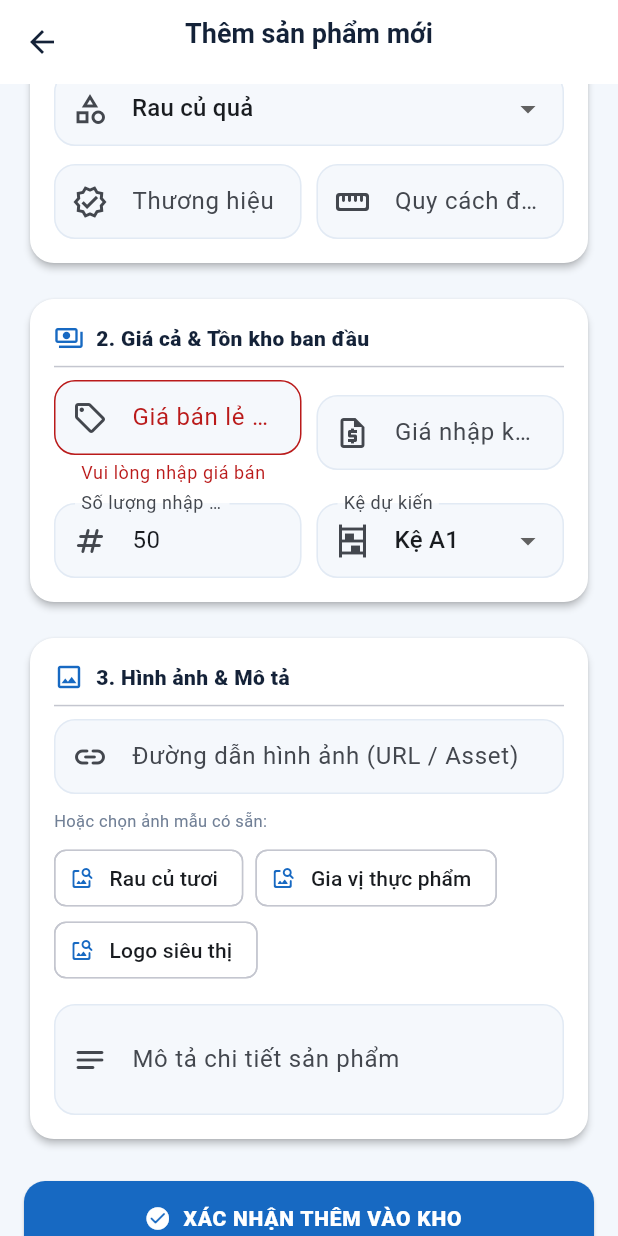
After one commit to lequangkiethd1bongson-dev/store_fe, a Flutter app: the KhoAddProductScreen screen opened directly, scrolled down 430 dp, after a tap on "XÁC NHẬN THÊM VÀO KHO", on a phone screen of 412 x 824 dp. The commit adds this screen. Run offline on Flutter 3.47's test engine with Material 3 defaults, Android fonts, the phone set to English and light mode, and no system bars; our stand-ins replace shared_preferences; missing offline and left inert: mobile_scanner; accounts and stored records are empty; network calls fail.

Commit message:
Them UI them san pham NVQL Kho

```diff
--- a/lib/core/constants/api_constants.dart
+++ b/lib/core/constants/api_constants.dart
@@ -18,7 +18,8 @@ class ApiConstants {
   /// `10.0.2.2` là địa chỉ máy tính khi chạy trên máy ảo android.
   /// chạy trên điện thoại thật thì đổi thành ip lan của máy chạy backend,
   /// ví dụ `http://192.168.1.10:8080/api`.
-  static const String baseUrl = 'http://10.0.2.2:8080/api';
+  ///static const String baseUrl = 'http://10.0.2.2:8080/api';
+  static const String baseUrl = 'http://192.168.1.25:8080/api';
 
   /// thời gian chờ tối đa cho một yêu cầu http.
   static const Duration timeout = Duration(seconds: 15);
--- /dev/null
+++ b/lib/kho_addproduct.dart
@@ -0,0 +1,3 @@
+library kho_addproduct;
+
+export 'screens/kho_addproduct.dart';
--- /dev/null
+++ b/lib/screens/kho_addproduct.dart
@@ -0,0 +1,522 @@
+import 'dart:math';
+import 'package:flutter/material.dart';
+
+import '../models/product.dart';
+import '../state/staff_controller.dart';
+import '../theme/app_theme.dart';
+
+/// Giao diện dành riêng cho Nhân viên Quản lý Kho thêm sản phẩm mới vào hệ thống.
+class KhoAddProductScreen extends StatefulWidget {
+  const KhoAddProductScreen({
+    this.controller,
+    this.onProductAdded,
+    super.key,
+  });
+
+  final StaffController? controller;
+  final ValueChanged<Product>? onProductAdded;
+
+  @override
+  State<KhoAddProductScreen> createState() => _KhoAddProductScreenState();
+}
+
+class _KhoAddProductScreenState extends State<KhoAddProductScreen> {
+  final _formKey = GlobalKey<FormState>();
+
+  // Controllers
+  final _nameController = TextEditingController();
+  final _barcodeController = TextEditingController();
+  final _brandController = TextEditingController();
+  final _packageSizeController = TextEditingController();
+  final _sellingPriceController = TextEditingController();
+  final _importPriceController = TextEditingController();
+  final _initialQuantityController = TextEditingController(text: '50');
+  final _descriptionController = TextEditingController();
+  final _imageUrlController = TextEditingController();
+
+  String _selectedCategory = 'Rau củ quả';
+  String _selectedShelf = 'A1';
+  bool _isSubmitting = false;
+
+  static const _categories = [
+    'Rau củ quả',
+    'Sữa & chế phẩm',
+    'Nước giải khát',
+    'Thịt tươi sống',
+    'Gia vị & Đồ khô',
+    'Thực phẩm đông lạnh',
+    'Hàng tiêu dùng',
+  ];
+
+  static const _shelves = ['A1', 'A2', 'A3', 'B1', 'B2', 'B3', 'C1', 'C2', 'C3'];
+
+  // Image presets for quick selection
+  static const _presetImages = [
+    {'name': 'Rau củ tươi', 'url': 'assets/images/bannerThit.png'},
+    {'name': 'Gia vị thực phẩm', 'url': 'assets/images/banner_giavi.png'},
+    {'name': 'Logo siêu thị', 'url': 'assets/images/logosieuthi.png'},
+  ];
+
+  @override
+  void initState() {
+    super.initState();
+    _generateRandomBarcode();
+  }
+
+  @override
+  void dispose() {
+    _nameController.dispose();
+    _barcodeController.dispose();
+    _brandController.dispose();
+    _packageSizeController.dispose();
+    _sellingPriceController.dispose();
+    _importPriceController.dispose();
+    _initialQuantityController.dispose();
+    _descriptionController.dispose();
+    _imageUrlController.dispose();
+    super.dispose();
+  }
+
+  void _generateRandomBarcode() {
+    final random = Random();
+    final code = ' ';
+    setState(() {
+      _barcodeController.text = code;
+    });
+  }
+
+  Future<void> _submitForm() async {
+    if (_isSubmitting || !_formKey.currentState!.validate()) return;
+
+    setState(() => _isSubmitting = true);
+
+    await Future<void>.delayed(const Duration(milliseconds: 350));
+
+    final name = _nameController.text.trim();
+    final barcode = _barcodeController.text.trim();
+    final brand = _brandController.text.trim();
+    final packageSize = _packageSizeController.text.trim();
+    final description = _descriptionController.text.trim();
+    final imageUrl = _imageUrlController.text.trim().isEmpty
+        ? 'assets/images/logosieuthi.png'
+        : _imageUrlController.text.trim();
+
+    final sellingPrice = int.tryParse(_sellingPriceController.text.replaceAll(RegExp(r'[^0-9]'), '')) ?? 0;
+    final importPrice = int.tryParse(_importPriceController.text.replaceAll(RegExp(r'[^0-9]'), '')) ?? 0;
+    final initialQuantity = int.tryParse(_initialQuantityController.text.trim()) ?? 50;
+
+    final productId = 'prod_${DateTime.now().millisecondsSinceEpoch}';
+
+    final newProduct = Product(
+      id: productId,
+      name: name,
+      price: sellingPrice,
+      importPrice: importPrice,
+      oldPrice: sellingPrice > 0 ? (sellingPrice * 1.15).round() : null,
+      rating: 5.0,
+      category: _selectedCategory,
+      imageUrl: imageUrl,
+      barcode: barcode,
+      brand: brand.isEmpty ? 'SSM4 Supermarket' : brand,
+      packageSize: packageSize.isEmpty ? 'Gói / Hộp' : packageSize,
+      description: description.isEmpty ? 'Sản phẩm mới nhập kho siêu thị SSM4.' : description,
+      stock: initialQuantity,
+    );
+
+    final controller = widget.controller;
+    if (controller != null) {
+      if (!controller.products.any((p) => p.id == newProduct.id)) {
+        controller.products.add(newProduct);
+      }
+      controller.receiveStock(newProduct, initialQuantity);
+    }
+
+    if (widget.onProductAdded != null) {
+      widget.onProductAdded!(newProduct);
+    }
+
+    if (!mounted) return;
+    setState(() => _isSubmitting = false);
+
+    ScaffoldMessenger.of(context).showSnackBar(
+      SnackBar(
+        content: Row(
+          children: [
+            const Icon(Icons.check_circle_rounded, color: Colors.white),
+            const SizedBox(width: 10),
+            Expanded(
+              child: Text(
+                'Đã nhập kho sản phẩm mới: "$name" ($initialQuantity sản phẩm)',
+              ),
+            ),
+          ],
+        ),
+        backgroundColor: Colors.green[700],
+        duration: const Duration(seconds: 3),
+      ),
+    );
+
+    Navigator.of(context).pop(newProduct);
+  }
+
+  @override
+  Widget build(BuildContext context) {
+    return Scaffold(
+      backgroundColor: AppColors.canvas,
+      appBar: AppBar(
+        title: const Column(
+          crossAxisAlignment: CrossAxisAlignment.start,
+          children: [
+            Text('Thêm sản phẩm mới'),
+            Text(
+              'Giao diện Nhân viên Quản lý Kho',
+              style: TextStyle(fontSize: 10, color: Colors.white70),
+            ),
+          ],
+        ),
+      ),
+      body: SafeArea(
+        child: Form(
+          key: _formKey,
+          child: ListView(
+            padding: const EdgeInsets.all(16),
+            children: [
+              // Hero Banner Kho
+              Container(
+                padding: const EdgeInsets.all(16),
+                decoration: BoxDecoration(
+                  gradient: const LinearGradient(
+                    colors: [AppColors.blue900, AppColors.blue700],
+                  ),
+                  borderRadius: BorderRadius.circular(18),
+                ),
+                child: const Row(
+                  children: [
+                    CircleAvatar(
+                      radius: 24,
+                      backgroundColor: Colors.white24,
+                      child: Icon(Icons.add_shopping_cart_rounded, color: Colors.white, size: 26),
+                    ),
+                    SizedBox(width: 14),
+                    Expanded(
+                      child: Column(
+                        crossAxisAlignment: CrossAxisAlignment.start,
+                        children: [
+                          Text(
+                            'Phiếu Tiếp Nhận Hàng Mới',
+                            style: TextStyle(
+                              color: Colors.white,
+                              fontSize: 15,
+                              fontWeight: FontWeight.w800,
+                            ),
+                          ),
+                          SizedBox(height: 2),
+                          Text(
+                            'Nhập đầy đủ thông tin để lưu sản phẩm vào kho dự trữ',
+                            style: TextStyle(color: Color(0xFFDCEBFA), fontSize: 11),
+                          ),
+                        ],
+                      ),
+                    ),
+                  ],
+                ),
+              ),
+
+              const SizedBox(height: 18),
+
+              // KHỐI 1: THÔNG TIN SẢN PHẨM
+              _SectionCard(
+                title: '1. Thông tin cơ bản sản phẩm',
+                icon: Icons.inventory_2_outlined,
+                children: [
+                  TextFormField(
+                    controller: _nameController,
+                    textCapitalization: TextCapitalization.words,
+                    decoration: const InputDecoration(
+                      labelText: 'Tên sản phẩm (*)',
+                      prefixIcon: Icon(Icons.shopping_bag_outlined),
+                      hintText: 'VD: Sữa tươi Vinamilk 100% 1L',
+                    ),
+                    validator: (val) =>
+                        val == null || val.trim().isEmpty ? 'Vui lòng nhập tên sản phẩm' : null,
+                  ),
+                  const SizedBox(height: 12),
+                  Row(
+                    children: [
+                      Expanded(
+                        child: TextFormField(
+                          controller: _barcodeController,
+                          keyboardType: TextInputType.number,
+                          decoration: const InputDecoration(
+                            labelText: 'Mã vạch / Barcode (*)',
+                            prefixIcon: Icon(Icons.qr_code_2_rounded),
+                          ),
+                          validator: (val) =>
+                              val == null || val.trim().isEmpty ? 'Vui lòng nhập mã vạch' : null,
+                        ),
+                      ),
+                      const SizedBox(width: 8),
+                      IconButton.filledTonal(
+                        tooltip: 'Tạo mã ngẫu nhiên',
+                        onPressed: _generateRandomBarcode,
+                        icon: const Icon(Icons.autorenew_rounded),
+                      ),
+                    ],
+                  ),
+                  const SizedBox(height: 12),
+                  DropdownButtonFormField<String>(
+                    value: _selectedCategory,
+                    decoration: const InputDecoration(
+                      labelText: 'Danh mục / Nhóm hàng (*)',
+                      prefixIcon: Icon(Icons.category_outlined),
+                    ),
+                    items: _categories
+                        .map((cat) => DropdownMenuItem(value: cat, child: Text(cat)))
+                        .toList(),
+                    onChanged: (val) {
+                      if (val != null) setState(() => _selectedCategory = val);
+                    },
+                  ),
+                  const SizedBox(height: 12),
+                  Row(
+                    children: [
+                      Expanded(
+                        child: TextFormField(
+                          controller: _brandController,
+                          decoration: const InputDecoration(
+                            labelText: 'Thương hiệu',
+                            prefixIcon: Icon(Icons.verified_outlined),
+                            hintText: 'VD: Vinamilk',
+                          ),
+                        ),
+                      ),
+                      const SizedBox(width: 10),
+                      Expanded(
+                        child: TextFormField(
+                          controller: _packageSizeController,
+                          decoration: const InputDecoration(
+                            labelText: 'Quy cách đóng gói',
+                            prefixIcon: Icon(Icons.straighten_rounded),
+                            hintText: 'VD: Hộp 1 Lít',
+                          ),
+                        ),
+                      ),
+                    ],
+                  ),
+                ],
+              ),
+
+              const SizedBox(height: 16),
+
+              // KHỐI 2: GIÁ & TỒN KHO
+              _SectionCard(
+                title: '2. Giá cả & Tồn kho ban đầu',
+                icon: Icons.payments_outlined,
+                children: [
+                  Row(
+                    children: [
+                      Expanded(
+                        child: TextFormField(
+                          controller: _sellingPriceController,
+                          keyboardType: TextInputType.number,
+                          decoration: const InputDecoration(
+                            labelText: 'Giá bán lẻ (VNĐ) (*)',
+                            prefixIcon: Icon(Icons.sell_outlined),
+                            hintText: 'VD: 36000',
+                          ),
+                          validator: (val) {
+                            if (val == null || val.trim().isEmpty) return 'Vui lòng nhập giá bán';
+                            if (int.tryParse(val.replaceAll(RegExp(r'[^0-9]'), '')) == null) {
+                              return 'Nhập số hợp lệ';
+                            }
+                            return null;
+                          },
+                        ),
+                      ),
+                      const SizedBox(width: 10),
+                      Expanded(
+                        child: TextFormField(
+                          controller: _importPriceController,
+                          keyboardType: TextInputType.number,
+                          decoration: const InputDecoration(
+                            labelText: 'Giá nhập kho (VNĐ)',
+                            prefixIcon: Icon(Icons.request_quote_outlined),
+                            hintText: 'VD: 28000',
+                          ),
+                        ),
+                      ),
+                    ],
+                  ),
+                  const SizedBox(height: 12),
+                  Row(
+                    children: [
+                      Expanded(
+                        child: TextFormField(
+                          controller: _initialQuantityController,
+                          keyboardType: TextInputType.number,
+                          decoration: const InputDecoration(
+                            labelText: 'Số lượng nhập ban đầu (*)',
+                            prefixIcon: Icon(Icons.numbers_rounded),
+                          ),
+                          validator: (val) {
+                            final num = int.tryParse(val ?? '');
+                            if (num == null || num <= 0) return 'Số lượng > 0';
+                            return null;
+                          },
+                        ),
+                      ),
+                      const SizedBox(width: 10),
+                      Expanded(
+                        child: DropdownButtonFormField<String>(
+                          value: _selectedShelf,
+                          decoration: const InputDecoration(
+                            labelText: 'Kệ dự kiến',
+                            prefixIcon: Icon(Icons.shelves),
+                          ),
+                          items: _shelves
+                              .map((sh) => DropdownMenuItem(value: sh, child: Text('Kệ $sh')))
+                              .toList(),
+                          onChanged: (val) {
+                            if (val != null) setState(() => _selectedShelf = val);
+                          },
+                        ),
+                      ),
+                    ],
+                  ),
+                ],
+              ),
+
+              const SizedBox(height: 16),
+
+              // KHỐI 3: HÌNH ẢNH & MÔ TẢ
+              _SectionCard(
+                title: '3. Hình ảnh & Mô tả',
+                icon: Icons.image_outlined,
+                children: [
+                  TextFormField(
+                    controller: _imageUrlController,
+                    decoration: const InputDecoration(
+                      labelText: 'Đường dẫn hình ảnh (URL / Asset)',
+                      prefixIcon: Icon(Icons.link_rounded),
+                      hintText: 'assets/images/logosieuthi.png',
+                    ),
+                  ),
+                  const SizedBox(height: 10),
+                  const Text(
+                    'Hoặc chọn ảnh mẫu có sẵn:',
+                    style: TextStyle(fontSize: 11, color: AppColors.muted),
+                  ),
+                  const SizedBox(height: 6),
+                  Wrap(
+                    spacing: 8,
+                    children: _presetImages
+                        .map(
+                          (preset) => ActionChip(
+                            avatar: const Icon(Icons.image_search_rounded, size: 16),
+                            label: Text(preset['name']!),
+                            onPressed: () {
+                              setState(() {
+                                _imageUrlController.text = preset['url']!;
+                              });
+                            },
+                          ),
+                        )
+                        .toList(),
+                  ),
+                  const SizedBox(height: 12),
+                  TextFormField(
+                    controller: _descriptionController,
+                    maxLines: 2,
+                    decoration: const InputDecoration(
+                      labelText: 'Mô tả chi tiết sản phẩm',
+                      prefixIcon: Icon(Icons.notes_rounded),
+                      hintText: 'Nhập xuất xứ, hạn sử dụng, hướng dẫn bảo quản...',
+                    ),
+                  ),
+                ],
+              ),
+
+              const SizedBox(height: 24),
+
+              // NÚT XÁC NHẬN NỘP BẢN NHẬP KHO
+              SizedBox(
+                height: 50,
+                child: ElevatedButton.icon(
+                  style: ElevatedButton.styleFrom(
+                    backgroundColor: AppColors.blue700,
+                    shape: RoundedRectangleBorder(
+                      borderRadius: BorderRadius.circular(14),
+                    ),
+                  ),
+                  onPressed: _isSubmitting ? null : _submitForm,
+                  icon: _isSubmitting
+                      ? const SizedBox(
+                          width: 20,
+                          height: 20,
+                          child: CircularProgressIndicator(color: Colors.white, strokeWidth: 2),
+                        )
+                      : const Icon(Icons.check_circle_rounded, color: Colors.white),
+                  label: Text(
+                    _isSubmitting ? 'ĐANG LƯU SẢN PHẨM...' : 'XÁC NHẬN THÊM VÀO KHO',
+                    style: const TextStyle(
+                      color: Colors.white,
+                      fontSize: 14,
+                      fontWeight: FontWeight.w800,
+                      letterSpacing: 0.5,
+                    ),
+                  ),
+                ),
+              ),
+
+              const SizedBox(height: 20),
+            ],
+          ),
+        ),
+      ),
+    );
+  }
+}
+
+class _SectionCard extends StatelessWidget {
+  const _SectionCard({
+    required this.title,
+    required this.icon,
+    required this.children,
+  });
+
+  final String title;
+  final IconData icon;
+  final List<Widget> children;
+
+  @override
+  Widget build(BuildContext context) {
+    return Card(
+      elevation: 2,
+      shape: RoundedRectangleBorder(borderRadius: BorderRadius.circular(16)),
+      child: Padding(
+        padding: const EdgeInsets.all(16),
+        child: Column(
+          crossAxisAlignment: CrossAxisAlignment.start,
+          children: [
+            Row(
+              children: [
+                Icon(icon, size: 20, color: AppColors.blue700),
+                const SizedBox(width: 8),
+                Text(
+                  title,
+                  style: const TextStyle(
+                    fontSize: 14,
+                    fontWeight: FontWeight.w800,
+                    color: AppColors.ink,
+                  ),
+                ),
+              ],
+            ),
+            const Divider(height: 18),
+            ...children,
+          ],
+        ),
+      ),
+    );
+  }
+}
--- a/lib/screens/staff_screens.dart
+++ b/lib/screens/staff_screens.dart
@@ -5,6 +5,7 @@ import '../models/store_models.dart';
 import '../state/staff_controller.dart';
 import '../theme/app_theme.dart';
 import '../widgets/common_widgets.dart';
+import 'kho_addproduct.dart';
 
 /// cung cấp không gian làm việc riêng cho các thao tác của nhân viên.
 class StaffWorkspace extends StatefulWidget {
@@ -1295,13 +1296,40 @@ class _StaffInventoryScreenState extends State<_StaffInventoryScreen> {
         children: [
           _InventorySummary(controller: controller),
           const SizedBox(height: 14),
-          FilledButton.icon(
-            key: const ValueKey('inventory-scan-receive'),
-            onPressed: () => _receiveStock(context, controller),
-            icon: const Icon(Icons.qr_code_scanner_rounded),
-            label: const Text('Quét mã vạch nhập kho'),
-          ),
-          const SizedBox(height: 9),
+          Row(
+            children: [
+              Expanded(
+                child: FilledButton.icon(
+                  key: const ValueKey('inventory-scan-receive'),
+                  onPressed: () => _receiveStock(context, controller),
+                  icon: const Icon(Icons.qr_code_scanner_rounded),
+                  label: const Text('Quét mã nhập kho'),
+                ),
+              ),
+              const SizedBox(width: 8),
+              Expanded(
+                child: ElevatedButton.icon(
+                  style: ElevatedButton.styleFrom(
+                    backgroundColor: AppColors.blue900,
+                    foregroundColor: Colors.white,
+                    padding: const EdgeInsets.symmetric(horizontal: 10, vertical: 12),
+                  ),
+                  onPressed: () => Navigator.of(context).push<Product>(
+                    MaterialPageRoute<Product>(
+                      builder: (_) => KhoAddProductScreen(
+                        controller: controller,
+                      ),
+                    ),
+                  ),
+                  icon: const Icon(Icons.add_box_rounded, color: Colors.white, size: 18),
+                  label: const Text(
+                    'Thêm SP mới',
+                    style: TextStyle(color: Colors.white, fontWeight: FontWeight.bold),
+                  ),
+                ),
+              ),
+            ],
+          ),
           const SizedBox(height: 20),
           const Text(
             'Sản phẩm trong kho',
```
